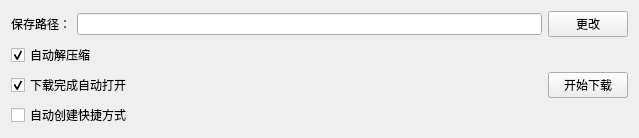
Before: the Qt Designer form app/pages/pageconfigportable.ui in liangtie/kicad-installer, drawn with Qt 5.
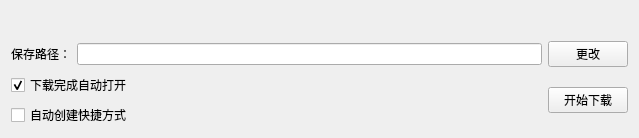
After: the same form once the commit is applied.

Commit message:
refactor(app): remove unused auto-unzip checkbox in pageconfigportable UI
- Removed QCheckBox for automatic unzipping from the pageconfigportable UI
- This change simplifies the user interface by eliminating an unused feature

What changed in the file:
```diff
--- a/app/pages/pageconfigportable.ui
+++ b/app/pages/pageconfigportable.ui
@@ -52,16 +52,6 @@
     <layout class="QHBoxLayout" name="horizontalLayout_2">
      <item>
       <layout class="QVBoxLayout" name="verticalLayout">
-       <item>
-        <widget class="QCheckBox" name="check_unzip">
-         <property name="text">
-          <string>自动解压缩</string>
-         </property>
-         <property name="checked">
-          <bool>true</bool>
-         </property>
-        </widget>
-       </item>
        <item>
         <widget class="QCheckBox" name="check_auto_run">
          <property name="text">
```
